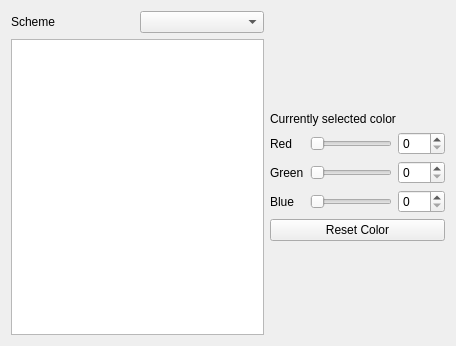
KDE/kxstitch, file ui/CalibrateFloss.ui: the form before one commit.
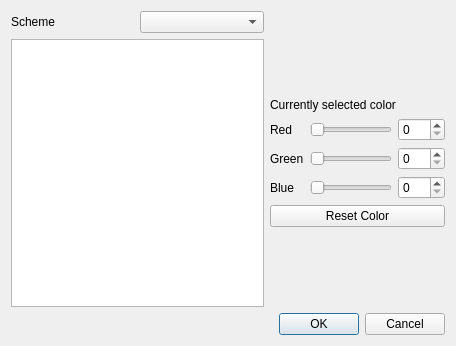
The form after the commit. Custom widgets are drawn as their Qt base class.

Commit message: KDialog -> QDialog

```diff
--- a/ui/CalibrateFloss.ui
+++ b/ui/CalibrateFloss.ui
@@ -180,6 +180,13 @@
    <item row="1" column="0" colspan="2">
     <widget class="QListWidget" name="ColorList"/>
    </item>
+   <item row="2" column="0" colspan="3">
+    <widget class="QDialogButtonBox" name="DialogButtonBox">
+     <property name="standardButtons">
+      <set>QDialogButtonBox::Cancel|QDialogButtonBox::Ok</set>
+     </property>
+    </widget>
+   </item>
   </layout>
  </widget>
  <customwidgets>
```
The commit also changes 2 other files.
